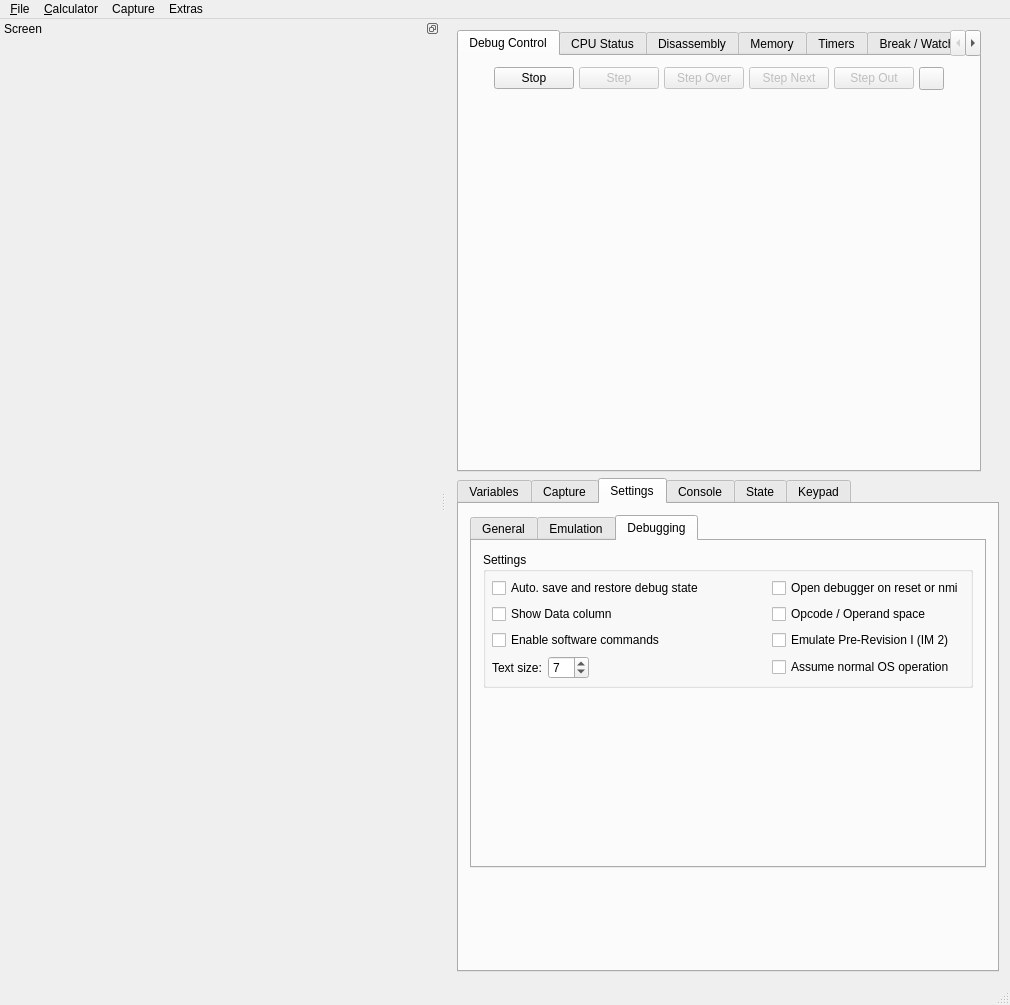
Above: gui/qt/mainwindow.ui from CE-Programming/CEmu before the change. Below: the same form after it.
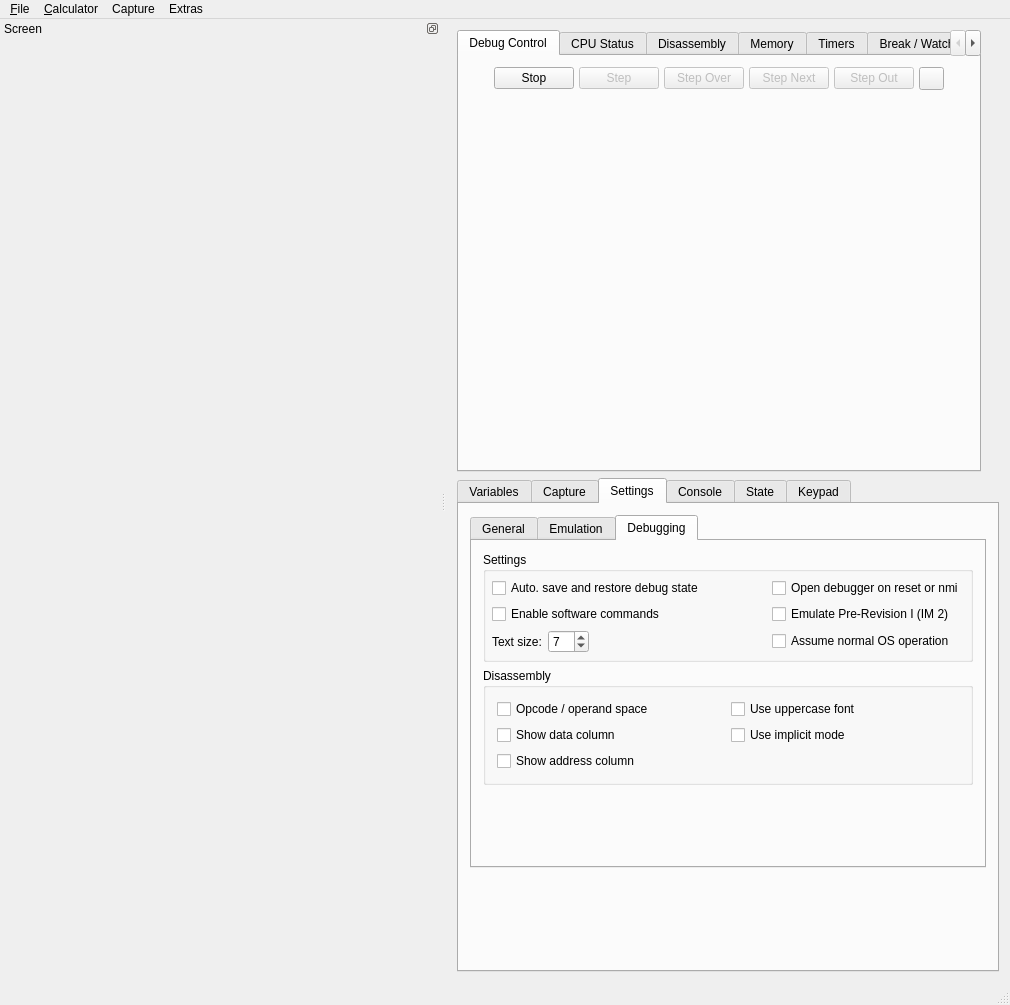
That is the form after the change. The open tabs and pages were chosen to show the change. Icons and pictures are not drawn. Custom widgets are drawn as their Qt base class.

Commit message: Finish gui interface for disasm

```diff
--- a/gui/qt/mainwindow.ui
+++ b/gui/qt/mainwindow.ui
@@ -8781,60 +8781,7 @@
                <property name="bottomMargin">
                 <number>6</number>
                </property>
-               <item row="0" column="0">
-                <widget class="QCheckBox" name="checkSaveLoadDebug">
-                 <property name="focusPolicy">
-                  <enum>Qt::NoFocus</enum>
-                 </property>
-                 <property name="text">
-                  <string>Auto. save and restore debug state</string>
-                 </property>
-                </widget>
-               </item>
-               <item row="0" column="1">
-                <widget class="QCheckBox" name="checkDebugResetTrigger">
-                 <property name="focusPolicy">
-                  <enum>Qt::NoFocus</enum>
-                 </property>
-                 <property name="text">
-                  <string>Open debugger on reset or nmi</string>
-                 </property>
-                </widget>
-               </item>
-               <item row="1" column="0">
-                <widget class="QCheckBox" name="checkDataCol">
-                 <property name="focusPolicy">
-                  <enum>Qt::NoFocus</enum>
-                 </property>
-                 <property name="text">
-                  <string>Show Data column</string>
-                 </property>
-                 <property name="checked">
-                  <bool>false</bool>
-                 </property>
-                </widget>
-               </item>
-               <item row="1" column="1">
-                <widget class="QCheckBox" name="checkAddSpace">
-                 <property name="focusPolicy">
-                  <enum>Qt::NoFocus</enum>
-                 </property>
-                 <property name="text">
-                  <string>Opcode / Operand space</string>
-                 </property>
-                </widget>
-               </item>
                <item row="2" column="0">
-                <widget class="QCheckBox" name="checkDisableSoftCommands">
-                 <property name="focusPolicy">
-                  <enum>Qt::NoFocus</enum>
-                 </property>
-                 <property name="text">
-                  <string>Enable software commands</string>
-                 </property>
-                </widget>
-               </item>
-               <item row="3" column="0">
                 <layout class="QGridLayout" name="gridLayout_21">
                  <property name="bottomMargin">
                   <number>0</number>
@@ -8895,20 +8842,103 @@
                  </item>
                 </layout>
                </item>
-               <item row="2" column="1">
+               <item row="1" column="1">
                 <widget class="QCheckBox" name="checkPreI">
                  <property name="text">
                   <string>Emulate Pre-Revision I (IM 2)</string>
                  </property>
                 </widget>
                </item>
-               <item row="3" column="1">
+               <item row="1" column="0">
+                <widget class="QCheckBox" name="checkDisableSoftCommands">
+                 <property name="focusPolicy">
+                  <enum>Qt::NoFocus</enum>
+                 </property>
+                 <property name="text">
+                  <string>Enable software commands</string>
+                 </property>
+                </widget>
+               </item>
+               <item row="2" column="1">
                 <widget class="QCheckBox" name="checkNormOs">
                  <property name="toolTip">
                   <string>Some debugging views only make sense when in the context of normal OS operation (may not be the case when some ASM programs are running, for instance)</string>
                  </property>
                  <property name="text">
                   <string>Assume normal OS operation</string>
+                 </property>
+                </widget>
+               </item>
+               <item row="0" column="1">
+                <widget class="QCheckBox" name="checkDebugResetTrigger">
+                 <property name="focusPolicy">
+                  <enum>Qt::NoFocus</enum>
+                 </property>
+                 <property name="text">
+                  <string>Open debugger on reset or nmi</string>
+                 </property>
+                </widget>
+               </item>
+               <item row="0" column="0">
+                <widget class="QCheckBox" name="checkSaveLoadDebug">
+                 <property name="focusPolicy">
+                  <enum>Qt::NoFocus</enum>
+                 </property>
+                 <property name="text">
+                  <string>Auto. save and restore debug state</string>
+                 </property>
+                </widget>
+               </item>
+              </layout>
+             </widget>
+            </item>
+            <item>
+             <widget class="QGroupBox" name="groupBox_6">
+              <property name="title">
+               <string>Disassembly</string>
+              </property>
+              <layout class="QGridLayout" name="gridLayout_23">
+               <item row="1" column="0">
+                <widget class="QCheckBox" name="checkDataCol">
+                 <property name="focusPolicy">
+                  <enum>Qt::NoFocus</enum>
+                 </property>
+                 <property name="text">
+                  <string>Show data column</string>
+                 </property>
+                 <property name="checked">
+                  <bool>false</bool>
+                 </property>
+                </widget>
+               </item>
+               <item row="1" column="1">
+                <widget class="QCheckBox" name="checkDisasmImplict">
+                 <property name="text">
+                  <string>Use implicit mode</string>
+                 </property>
+                </widget>
+               </item>
+               <item row="0" column="0">
+                <widget class="QCheckBox" name="checkAddSpace">
+                 <property name="focusPolicy">
+                  <enum>Qt::NoFocus</enum>
+                 </property>
+                 <property name="text">
+                  <string>Opcode / operand space</string>
+                 </property>
+                </widget>
+               </item>
+               <item row="0" column="1">
+                <widget class="QCheckBox" name="checkDisasmUppercase">
+                 <property name="text">
+                  <string>Use uppercase font</string>
+                 </property>
+                </widget>
+               </item>
+               <item row="2" column="0">
+                <widget class="QCheckBox" name="checkDisasmAddr">
+                 <property name="text">
+                  <string>Show address column</string>
                  </property>
                 </widget>
                </item>
```
Left out of the diff: 26 changed lines with no effect on the pictures. The commit also changes 6 other files.
